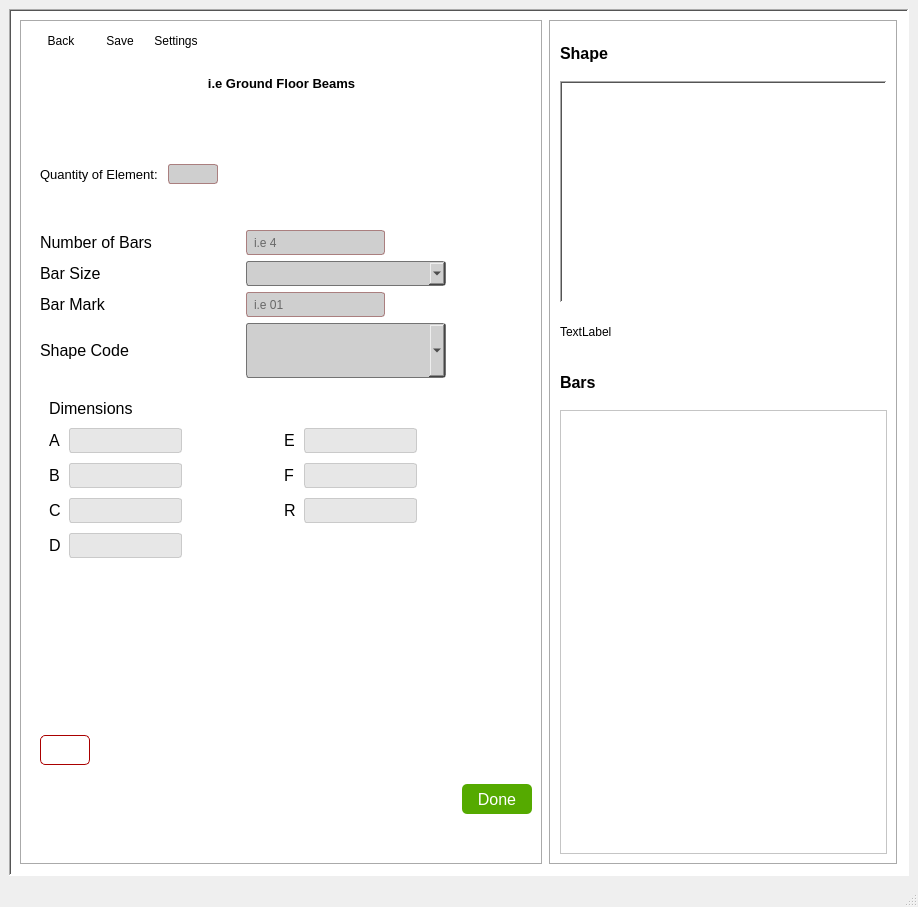
This is assets/ui/GenBBS_reinf.ui in Ano-ly/GenBBS as Qt 5 draws it before an edit. The edited form follows.
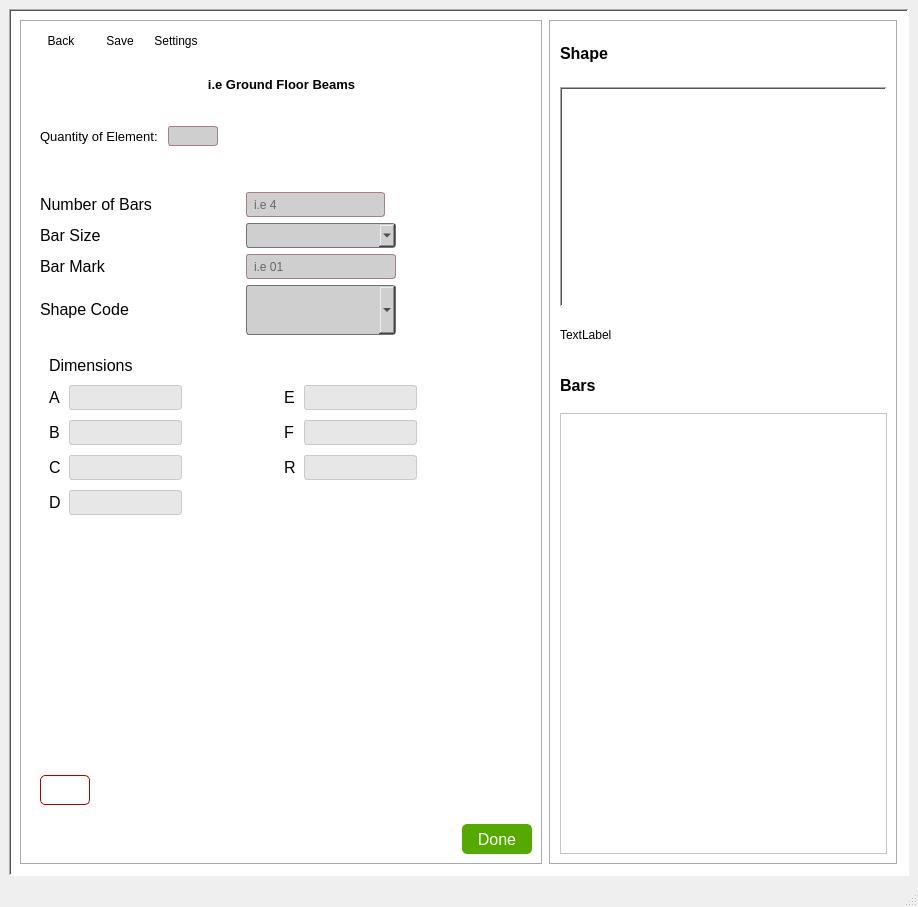
This is the edited form. Icons and pictures are not drawn.

What changed in the file:
```diff
--- a/assets/ui/GenBBS_reinf.ui
+++ b/assets/ui/GenBBS_reinf.ui
@@ -74,7 +74,7 @@
       <property name="frameShadow">
        <enum>QFrame::Shadow::Sunken</enum>
       </property>
-      <layout class="QHBoxLayout" name="horizontalLayout">
+      <layout class="QHBoxLayout" name="horizontalLayout" stretch="3,0">
        <item>
         <widget class="QFrame" name="frame3Reinf">
          <property name="sizePolicy">
@@ -184,7 +184,7 @@
          <property name="frameShadow">
           <enum>QFrame::Shadow::Sunken</enum>
          </property>
-         <layout class="QVBoxLayout" name="verticalLayout_4" stretch="0,1,15,1,0">
+         <layout class="QVBoxLayout" name="verticalLayout_4" stretch="0,1,15,1">
           <property name="spacing">
            <number>10</number>
           </property>
@@ -220,7 +220,7 @@
                <string>Back</string>
               </property>
               <property name="icon">
-               <iconset resource="../app_resources.qrc">
+               <iconset>
                 <normaloff>:/images/Back_Button.jpg</normaloff>:/images/Back_Button.jpg</iconset>
               </property>
              </widget>
@@ -234,7 +234,7 @@
                <string>Save</string>
               </property>
               <property name="icon">
-               <iconset resource="../app_resources.qrc">
+               <iconset>
                 <normaloff>:/images/Save button.png</normaloff>:/images/Save button.png</iconset>
               </property>
              </widget>
@@ -245,7 +245,7 @@
                <string>Settings</string>
               </property>
               <property name="icon">
-               <iconset resource="../app_resources.qrc">
+               <iconset>
                 <normaloff>:/images/settings.png</normaloff>:/images/settings.png</iconset>
               </property>
              </widget>
@@ -292,26 +292,16 @@
               <property name="alignment">
                <set>Qt::AlignmentFlag::AlignCenter</set>
               </property>
+              <property name="wordWrap">
+               <bool>true</bool>
+              </property>
              </widget>
             </item>
            </layout>
           </item>
           <item>
            <widget class="QWidget" name="formReinf" native="true">
-            <layout class="QVBoxLayout" name="verticalLayout_3" stretch="0,0,0,0,1,1,0,10,0,0">
-             <item>
-              <spacer name="vSpacer6_3">
-               <property name="orientation">
-                <enum>Qt::Orientation::Vertical</enum>
-               </property>
-               <property name="sizeHint" stdset="0">
-                <size>
-                 <width>20</width>
-                 <height>40</height>
-                </size>
-               </property>
-              </spacer>
-             </item>
+            <layout class="QVBoxLayout" name="verticalLayout_3" stretch="0,0,0,1,1,0,10,0,0">
              <item>
               <layout class="QHBoxLayout" name="layout9reinf" stretch="1,1,0">
                <item>
@@ -511,7 +501,7 @@
                  </property>
                  <property name="minimumSize">
                   <size>
-                   <width>200</width>
+                   <width>150</width>
                    <height>25</height>
                   </size>
                  </property>
@@ -550,7 +540,7 @@
                  </property>
                  <property name="minimumSize">
                   <size>
-                   <width>100</width>
+                   <width>200</width>
                    <height>0</height>
                   </size>
                  </property>
@@ -582,7 +572,7 @@
                  </property>
                  <property name="minimumSize">
                   <size>
-                   <width>0</width>
+                   <width>150</width>
                    <height>25</height>
                   </size>
                  </property>
@@ -661,8 +651,8 @@
                  </property>
                  <property name="minimumSize">
                   <size>
-                   <width>200</width>
-                   <height>55</height>
+                   <width>150</width>
+                   <height>50</height>
                   </size>
                  </property>
                  <property name="styleSheet">
@@ -708,6 +698,18 @@
              </item>
              <item>
               <widget class="QWidget" name="formDimensionsReinf" native="true">
+               <property name="sizePolicy">
+                <sizepolicy hsizetype="Minimum" vsizetype="Preferred">
+                 <horstretch>0</horstretch>
+                 <verstretch>0</verstretch>
+                </sizepolicy>
+               </property>
+               <property name="minimumSize">
+                <size>
+                 <width>0</width>
+                 <height>120</height>
+                </size>
+               </property>
                <layout class="QVBoxLayout" name="verticalLayout_5" stretch="1,8,0">
                 <property name="spacing">
                  <number>5</number>
@@ -1515,7 +1517,7 @@
                 <string/>
                </property>
                <property name="icon">
-                <iconset resource="../app_resources.qrc">
+                <iconset>
                  <normaloff>:/images/delete.png</normaloff>:/images/delete.png</iconset>
                </property>
                <property name="iconSize">
@@ -1565,22 +1567,6 @@
             </property>
            </widget>
           </item>
-          <item>
-           <spacer name="vSpacer6_2">
-            <property name="orientation">
-             <enum>Qt::Orientation::Vertical</enum>
-            </property>
-            <property name="sizeType">
-             <enum>QSizePolicy::Policy::Preferred</enum>
-            </property>
-            <property name="sizeHint" stdset="0">
-             <size>
-              <width>20</width>
-              <height>40</height>
-             </size>
-            </property>
-           </spacer>
-          </item>
          </layout>
         </widget>
        </item>
@@ -1606,7 +1592,7 @@
          <property name="frameShadow">
           <enum>QFrame::Shadow::Sunken</enum>
          </property>
-         <layout class="QVBoxLayout" name="verticalLayout_2" stretch="1,5,1,1,10">
+         <layout class="QVBoxLayout" name="verticalLayout_2" stretch="1,0,5,1,1,10">
           <item>
            <widget class="QLabel" name="label2Reinf">
             <property name="font">
@@ -1622,6 +1608,16 @@
             </property>
            </widget>
           </item>
+          <item>
+           <widget class="QFrame" name="frame">
+            <property name="frameShape">
+             <enum>QFrame::Shape::StyledPanel</enum>
+            </property>
+            <property name="frameShadow">
+             <enum>QFrame::Shadow::Raised</enum>
+            </property>
+           </widget>
+          </item>
           <item>
            <widget class="QLabel" name="shapeDisplayReinf">
             <property name="font">
```
